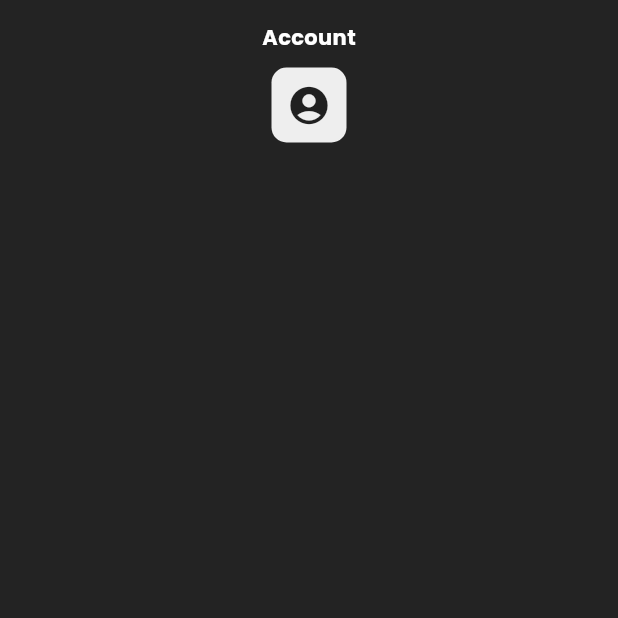
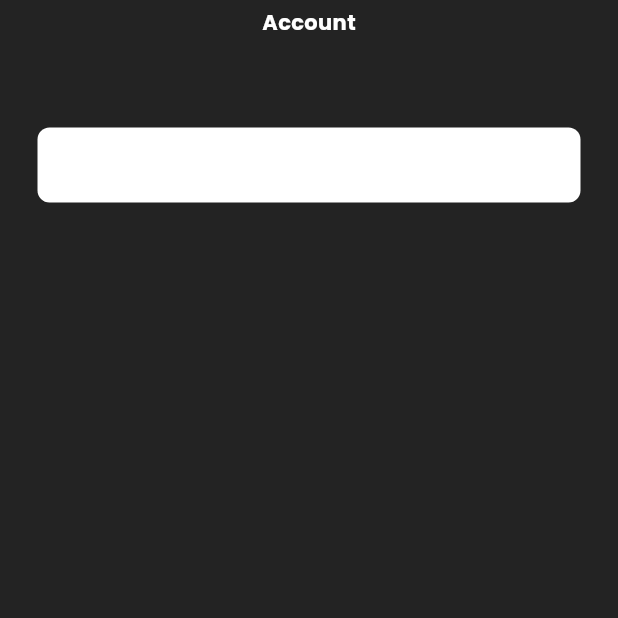
Before and after one commit to Kemilab/AniRate, a Flutter app: the ProfilePage screen opened directly, on a phone screen of 412 x 824 dp, the top half of it. Run offline on Flutter 3.47's test engine with Material 3 defaults, Android fonts, the light colour scheme and no system bars; our stand-ins replace animated_splash_screen, firebase_auth, firebase_core, flutter_svg, google_fonts, google_sign_in and 1 more; accounts and stored records are empty.

Commit message:
Update profile_page.dart

```diff
--- a/ani_rate/lib/pages/profile_page.dart
+++ b/ani_rate/lib/pages/profile_page.dart
@@ -1,55 +1,54 @@
+import 'package:firebase_auth/firebase_auth.dart';
+import 'package:firebase_core/firebase_core.dart';
 import 'package:flutter/material.dart';
+import 'package:flutter/widgets.dart';
 import 'package:google_fonts/google_fonts.dart';
 
 class ProfilePage extends StatelessWidget {
-  final username = TextEditingController();
   ProfilePage({super.key});
-
   @override
   Widget build(BuildContext context) {
     return Scaffold(
-      resizeToAvoidBottomInset: false,
       backgroundColor: Color.fromRGBO(35, 35, 35, 1),
-      body: SafeArea(
-        child: SizedBox(
-            height: double.infinity,
-            child: SingleChildScrollView(
-                child: Padding(
-              padding: EdgeInsets.only(top: 15.0),
-              child: Column(
-                mainAxisAlignment: MainAxisAlignment.center,
-                crossAxisAlignment: CrossAxisAlignment.center,
+      body: Stack(
         children: [
-                  Center(
+          Positioned(
+              top: 5.0, // Top position set to 0.0
+              left: 0.0, // Left position set to 0.0
+              right: 0.0, // Right position set to 0.0 (stretch to full width)
+              height: 18.0, // Adjust height as needed
+              child: Center(
                 child: Text(
                   "Account",
                   style: GoogleFonts.poppins(
                       textStyle: const TextStyle(
                     color: Colors.white,
-                              fontWeight: FontWeight.w700)),
+                    fontWeight: FontWeight.w700,
+                  )),
                 ),
-                  ),
-                  const SizedBox(height: 10),
-                  Column(
-                    mainAxisAlignment: MainAxisAlignment.center,
+              )),
+          Positioned(
+            top: 80.0,
+            left: 0.0,
+            right: 0.0,
+            bottom: 0.0,
+            child: Column(
               crossAxisAlignment: CrossAxisAlignment.center,
               children: [
                 Container(
-                        padding: const EdgeInsets.all(10.0),
                   decoration: BoxDecoration(
-                          color: Colors.grey[200],
-                          borderRadius: BorderRadius.circular(10),
-                        ),
-                        child: Icon(
-                          Icons.account_circle,
-                          size: 30,
+                      color: Colors.white,
+                      borderRadius: BorderRadius.circular(8)),
+                  margin: EdgeInsets.only(top: 5, left: 25, right: 25),
+                  padding: EdgeInsets.all(25),
+                  child: const Row(
+                    children: [],
                   ),
                 ),
               ],
             ),
+          ),
         ],
-              ),
-            ))),
       ),
     );
   }
```
Lines whose indentation alone changed are shown as unchanged.
